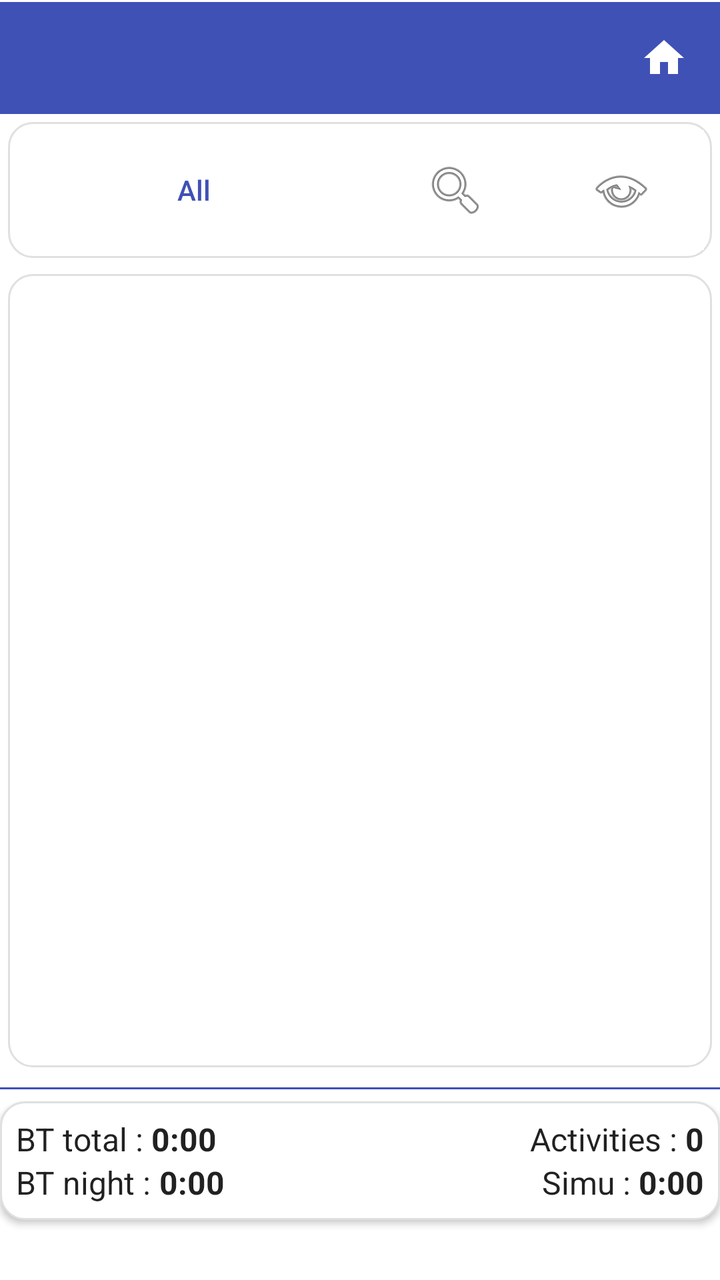
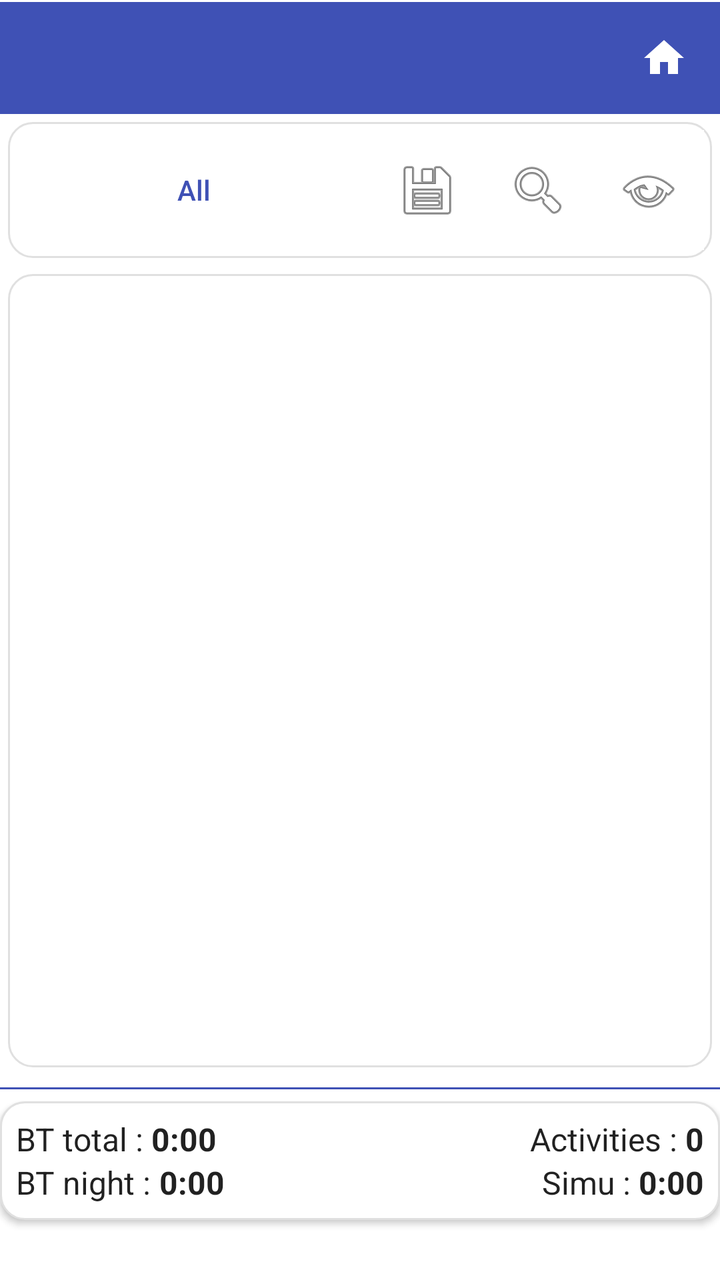

Screens rendered from an Android XML layout before and after an edit, with the pre-edit source and the edit as a unified diff.
<!-- AndroidManifest.xml: application theme Theme.StripToLogbook.View -->
<!-- res/layout/activity_leg_list.xml -->
<?xml version="1.0" encoding="utf-8"?>
<LinearLayout xmlns:android="http://schemas.android.com/apk/res/android"
    android:layout_width="match_parent"
    android:layout_height="match_parent"
    android:orientation="vertical">

    
    <include layout="@layout/view_app_toolbar" />

    
    <LinearLayout
        style="@style/Card.Surface"
        android:id="@+id/filter_row"
        android:layout_width="match_parent"
        android:layout_height="wrap_content"
        android:orientation="horizontal" >

        <Button
            android:id="@+id/btn_filter"
            style="@style/SecondaryButtonStyle"
            android:layout_width="0dp"
            android:layout_height="wrap_content"
            android:layout_weight="1"
            android:background="?attr/selectableItemBackground"
            android:text="All" />

        <LinearLayout
            android:layout_width="0dp"
            android:layout_height="match_parent"
            android:layout_weight="1"
            android:gravity="end"
            android:orientation="horizontal">

            <ImageButton
                android:id="@+id/btn_search"
                style="@style/IconButtonStyle"
                android:layout_width="0dp"
                android:layout_height="match_parent"
                android:layout_weight="1"
                android:background="?attr/selectableItemBackgroundBorderless"
                android:contentDescription="Search"
                android:src="@android:drawable/ic_menu_search" />

            <ImageButton
                android:id="@+id/btn_statistics"
                style="@style/IconButtonStyle"
                android:layout_width="0dp"
                android:layout_height="match_parent"
                android:layout_weight="1"
                android:background="?attr/selectableItemBackgroundBorderless"
                android:contentDescription="Statistics"
                android:src="@android:drawable/ic_menu_view" />

        </LinearLayout>

    </LinearLayout>

    
    <androidx.recyclerview.widget.RecyclerView
        style="@style/Card.Surface"
        android:id="@+id/rv_legs"
        android:layout_width="match_parent"
        android:layout_height="0dp"
        android:layout_weight="1"
        android:clipToPadding="false" />

    <View
        android:layout_width="match_parent"
        android:layout_height="1dp"
        android:layout_marginVertical="6dp"
        android:background="@color/colorPrimary" />

    
    <include
        layout="@layout/summary_card"
        android:layout_width="match_parent"
        android:layout_height="wrap_content"
        android:layout_marginBottom="30dp" />

</LinearLayout>
<!-- res/layout/view_app_toolbar.xml (included above) -->
<?xml version="1.0" encoding="utf-8"?>
<LinearLayout xmlns:android="http://schemas.android.com/apk/res/android"
    android:id="@+id/toolbar_container"
    android:layout_width="match_parent"
    android:layout_height="wrap_content"
    android:orientation="vertical"
    android:background="@color/colorPrimary">

    <View
        android:id="@+id/status_bar_spacer"
        android:layout_width="match_parent"
        android:layout_height="0dp"
        android:background="@color/colorPrimary" />

    <View
        android:layout_width="match_parent"
        android:layout_height="1dp"
        android:background="@color/surface" />

    <LinearLayout
        android:layout_width="match_parent"
        android:layout_height="wrap_content"
        android:orientation="horizontal"
        android:gravity="center_vertical"
        android:background="@color/colorPrimary">

        <androidx.appcompat.widget.Toolbar
            android:id="@+id/toolbar"
            style="@style/ToolbarStyle"
            android:layout_width="0dp"
            android:layout_height="wrap_content"
            android:layout_weight="1"
            android:background="@color/colorPrimary"
            android:minHeight="?attr/actionBarSize" />

        <ImageButton
            android:id="@+id/btn_home"
            android:layout_width="?attr/actionBarSize"
            android:layout_height="?attr/actionBarSize"
            android:background="?attr/selectableItemBackgroundBorderless"
            android:contentDescription="Home"
            android:src="@drawable/ic_home" />
    </LinearLayout>
</LinearLayout>
<!-- res/layout/summary_card.xml (included above) -->
<?xml version="1.0" encoding="utf-8"?>
<LinearLayout xmlns:android="http://schemas.android.com/apk/res/android"
    android:layout_width="match_parent"
    android:layout_height="wrap_content"
    android:orientation="vertical"
    android:background="@drawable/bg_card"
    android:elevation="2dp"
    android:padding="8dp">

    <LinearLayout
        android:layout_width="match_parent"
        android:layout_height="wrap_content"
        android:orientation="horizontal" >

        
        <LinearLayout
            android:layout_width="match_parent"
            android:layout_height="wrap_content"
            android:layout_weight="1"
            android:orientation="vertical">

            
            <LinearLayout
                android:layout_width="wrap_content"
                android:layout_height="wrap_content"
                android:orientation="horizontal">

                <TextView
                    android:layout_width="wrap_content"
                    android:layout_height="wrap_content"
                    android:text="BT total : "
                    android:textAppearance="@style/TextAppearance.AppCompat.Body1" />

                <TextView
                    android:id="@+id/tv_block_total"
                    android:layout_width="wrap_content"
                    android:layout_height="wrap_content"
                    android:text="0:00"
                    android:textAppearance="@style/TextAppearance.AppCompat.Body1"
                    android:textStyle="bold" />

            </LinearLayout>

            
            <LinearLayout
                android:layout_width="wrap_content"
                android:layout_height="wrap_content"
                android:orientation="horizontal">

                <TextView
                    android:layout_width="wrap_content"
                    android:layout_height="wrap_content"
                    android:text="BT night : "
                    android:textAppearance="@style/TextAppearance.AppCompat.Body1" />

                <TextView
                    android:id="@+id/tv_block_night"
                    android:layout_width="wrap_content"
                    android:layout_height="wrap_content"
                    android:text="0:00"
                    android:textAppearance="@style/TextAppearance.AppCompat.Body1"
                    android:textStyle="bold" />

            </LinearLayout>

        </LinearLayout>

        
        <LinearLayout
            android:layout_width="match_parent"
            android:layout_height="wrap_content"
            android:layout_weight="1"
            android:gravity="end"
            android:orientation="vertical">

            
            <LinearLayout
                android:layout_width="wrap_content"
                android:layout_height="wrap_content"
                android:orientation="horizontal">

                <TextView
                    android:layout_width="wrap_content"
                    android:layout_height="wrap_content"
                    android:text="Activities : "
                    android:textAppearance="@style/TextAppearance.AppCompat.Body1" />

                <TextView
                    android:id="@+id/tv_leg_count"
                    android:layout_width="wrap_content"
                    android:layout_height="wrap_content"
                    android:text="0"
                    android:textAppearance="@style/TextAppearance.AppCompat.Body1"
                    android:textStyle="bold" />

            </LinearLayout>

            
            <LinearLayout
                android:layout_width="wrap_content"
                android:layout_height="wrap_content"
                android:orientation="horizontal">

                <TextView
                    android:layout_width="wrap_content"
                    android:layout_height="wrap_content"
                    android:text="Simu : "
                    android:textAppearance="@style/TextAppearance.AppCompat.Body1" />

                <TextView
                    android:id="@+id/tv_sim_time"
                    android:layout_width="wrap_content"
                    android:layout_height="wrap_content"
                    android:text="0:00"
                    android:textAppearance="@style/TextAppearance.AppCompat.Body1"
                    android:textStyle="bold" />

            </LinearLayout>

        </LinearLayout>

    </LinearLayout>

</LinearLayout>
<!-- resources referenced by this layout -->
<resources>
  <color name="colorPrimary">#3F51B5</color>
  <color name="surface">#FFFFFFFF</color>
  <!-- drawable bg_card (drawable) -->
  <?xml version="1.0" encoding="utf-8"?>
  <shape xmlns:android="http://schemas.android.com/apk/res/android">
      <solid android:color="@color/surface" />
      <corners android:radius="12dp" />
      <stroke android:width="1dp"
          android:color="@color/border" />
  </shape>
  <!-- drawable ic_home (drawable) -->
  <?xml version="1.0" encoding="utf-8"?>
  <vector xmlns:android="http://schemas.android.com/apk/res/android"
      android:width="24dp"
      android:height="24dp"
      android:viewportWidth="24"
      android:viewportHeight="24">
      <path
          android:fillColor="@color/surface"
          android:pathData="M10,20v-6h4v6h5v-8h3L12,3 2,12h3v8z" />
  </vector>
  <style name="Card.Surface">
          <item name="android:background">@drawable/bg_card</item>
          <item name="android:padding">4dp</item>
          <item name="android:layout_margin">4dp</item>
      </style>
  <style name="IconButtonStyle" parent="Widget.AppCompat.Button.Borderless">
          <item name="android:background">?attr/selectableItemBackgroundBorderless</item>
          <item name="android:minWidth">48dp</item>
          <item name="android:minHeight">48dp</item>
      </style>
  <style name="TextAppearance.AppCompat.Body1" parent="TextAppearance.AppCompat">
          <item name="android:textSize">16sp</item>
          <item name="android:textColor">@color/text_primary</item>
          <item name="android:fontFamily">sans-serif</item>
      </style>
  <style name="ToolbarStyle" parent="Widget.AppCompat.Toolbar">
          <item name="android:background">@color/colorPrimary</item>
          <item name="titleTextAppearance">@style/ToolbarTitleStyle</item>
      </style>
  <color name="border">#E0E0E0</color>
  <!-- drawable bg_button_secondary (drawable) -->
  <?xml version="1.0" encoding="utf-8"?>
  <shape xmlns:android="http://schemas.android.com/apk/res/android">
      <solid android:color="@android:color/transparent" />
      <stroke android:width="1dp" android:color="@color/colorPrimary" />
      <corners android:radius="6dp" />
  </shape>
  <color name="text_primary">#DE000000</color>
  <style name="ToolbarTitleStyle" parent="Widget.AppCompat.EditText">
          
          <item name="android:textColor">@color/surface</item>
          <item name="tint">@android:color/white</item>
      </style>
  <color name="purple_500">#FF6200EE</color>
  <color name="purple_700">#FF3700B3</color>
  <color name="teal_200">#FF03DAC5</color>
  <color name="dropdown_background">#FFFFFFFF</color>
  <style name="NoBackgroundTextView" parent="Widget.AppCompat.TextView">
          <item name="android:background">@null</item>
      </style>
  <style name="MyAutoCompleteTextViewStyle" parent="Widget.AppCompat.AutoCompleteTextView">
          <item name="android:textSize">16sp</item>
          <item name="android:textColor">@color/text_primary</item>
          <item name="android:fontFamily">sans-serif</item>
          <item name="android:popupBackground">@color/dropdown_background</item>
      </style>
  <style name="ToolbarNavButtonStyle" parent="Widget.AppCompat.Toolbar.Button.Navigation">
          <item name="android:tint">@color/surface</item>
      </style>
  <!-- drawable edittext_background (drawable) -->
  <selector xmlns:android="http://schemas.android.com/apk/res/android">
      <item android:state_enabled="false"
          android:drawable="@android:color/transparent" />
      <item android:drawable="@drawable/edittext_background_shape" />
  
  
  
  </selector>
  <!-- drawable edittext_background_shape (drawable) -->
  <shape xmlns:android="http://schemas.android.com/apk/res/android">
      <solid android:color="@color/edittext_background_color" />
      <corners android:radius="4dp" />
      
      <stroke android:width="1dp" android:color="@color/edittext_stroke_color" />
  </shape>
  <color name="edittext_background_color">#F5F5F5</color>
  <color name="edittext_stroke_color">#DDDDDD</color>
  <!-- unchanged entries left out for length: 3 -->
</resources>

<!-- the commit's change to res/layout/activity_leg_list.xml (unified diff, before → after) -->
@@ -30,6 +30,16 @@
             android:layout_weight="1"
             android:gravity="end"
             android:orientation="horizontal">
+
+            <ImageButton
+                android:id="@+id/btn_export"
+                style="@style/IconButtonStyle"
+                android:layout_width="0dp"
+                android:layout_height="match_parent"
+                android:layout_weight="1"
+                android:background="?attr/selectableItemBackgroundBorderless"
+                android:contentDescription="Export"
+                android:src="@android:drawable/ic_menu_save" />
 
             <ImageButton
                 android:id="@+id/btn_search"
